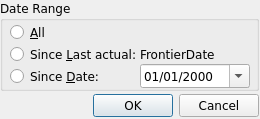
titov-vv/jal, file UI/rebuild_window.ui: the form before one commit.
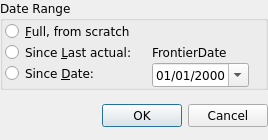
The form after the commit.

Commit message: Dialog classes __init__() functions were changed to make all dialogs centered with respect to parent window and remove this code from MainWindow class

```diff
--- a/UI/rebuild_window.ui
+++ b/UI/rebuild_window.ui
@@ -6,10 +6,16 @@
    <rect>
     <x>0</x>
     <y>0</y>
-    <width>260</width>
-    <height>119</height>
+    <width>268</width>
+    <height>140</height>
    </rect>
   </property>
+  <property name="sizePolicy">
+   <sizepolicy hsizetype="Fixed" vsizetype="Fixed">
+    <horstretch>0</horstretch>
+    <verstretch>0</verstretch>
+   </sizepolicy>
+  </property>
   <property name="font">
    <font>
     <family>DejaVu Sans</family>
@@ -18,82 +24,88 @@
   <property name="windowTitle">
    <string>Re-Build Ledger</string>
   </property>
-  <widget class="QDialogButtonBox" name="DialogButtonBox">
-   <property name="geometry">
-    <rect>
-     <x>88</x>
-     <y>90</y>
-     <width>171</width>
-     <height>32</height>
-    </rect>
+  <layout class="QVBoxLayout" name="verticalLayout">
+   <property name="spacing">
+    <number>2</number>
    </property>
-   <property name="orientation">
-    <enum>Qt::Horizontal</enum>
+   <property name="leftMargin">
+    <number>0</number>
    </property>
-   <property name="standardButtons">
-    <set>QDialogButtonBox::Cancel|QDialogButtonBox::Ok</set>
+   <property name="topMargin">
+    <number>0</number>
    </property>
-  </widget>
+   <property name="rightMargin">
+    <number>0</number>
+   </property>
+   <property name="bottomMargin">
+    <number>0</number>
+   </property>
+   <item>
   <widget class="QGroupBox" name="TypeGroup">
-   <property name="geometry">
-    <rect>
-     <x>0</x>
-     <y>0</y>
-     <width>259</width>
-     <height>91</height>
-    </rect>
+     <property name="sizePolicy">
+      <sizepolicy hsizetype="Minimum" vsizetype="Minimum">
+       <horstretch>0</horstretch>
+       <verstretch>0</verstretch>
+      </sizepolicy>
    </property>
    <property name="title">
     <string>Date Range</string>
    </property>
+     <layout class="QFormLayout" name="formLayout">
+      <property name="sizeConstraint">
+       <enum>QLayout::SetMinimumSize</enum>
+      </property>
+      <property name="fieldGrowthPolicy">
+       <enum>QFormLayout::FieldsStayAtSizeHint</enum>
+      </property>
+      <property name="horizontalSpacing">
+       <number>15</number>
+      </property>
+      <property name="verticalSpacing">
+       <number>0</number>
+      </property>
+      <property name="leftMargin">
+       <number>2</number>
+      </property>
+      <property name="topMargin">
+       <number>0</number>
+      </property>
+      <property name="rightMargin">
+       <number>2</number>
+      </property>
+      <property name="bottomMargin">
+       <number>0</number>
+      </property>
+      <item row="0" column="0">
    <widget class="QRadioButton" name="AllRadioButton">
-    <property name="geometry">
-     <rect>
-      <x>10</x>
-      <y>22</y>
-      <width>100</width>
-      <height>21</height>
-     </rect>
-    </property>
     <property name="text">
-     <string>&amp;All</string>
-    </property>
-   </widget>
+         <string>&amp;Full, from scratch</string>
+        </property>
+       </widget>
+      </item>
+      <item row="1" column="0">
    <widget class="QRadioButton" name="LastRadioButton">
-    <property name="geometry">
-     <rect>
-      <x>10</x>
-      <y>44</y>
-      <width>131</width>
-      <height>21</height>
-     </rect>
-    </property>
     <property name="text">
      <string>Since &amp;Last actual:</string>
     </property>
    </widget>
+      </item>
+      <item row="1" column="1">
+       <widget class="QLabel" name="FrontierDateLabel">
+        <property name="text">
+         <string>FrontierDate</string>
+        </property>
+       </widget>
+      </item>
+      <item row="2" column="0">
    <widget class="QRadioButton" name="DateRadionButton">
-    <property name="geometry">
-     <rect>
-      <x>10</x>
-      <y>66</y>
-      <width>131</width>
-      <height>21</height>
-     </rect>
-    </property>
     <property name="text">
      <string>Since &amp;Date:</string>
     </property>
    </widget>
+      </item>
+      <item row="2" column="1">
    <widget class="QDateEdit" name="CustomDateEdit">
-    <property name="geometry">
-     <rect>
-      <x>140</x>
-      <y>64</y>
-      <width>110</width>
-      <height>24</height>
-     </rect>
-    </property>
     <property name="displayFormat">
      <string>dd/MM/yyyy</string>
     </property>
@@ -101,20 +113,27 @@
      <bool>true</bool>
     </property>
    </widget>
-   <widget class="QLabel" name="FrontierDateLabel">
-    <property name="geometry">
-     <rect>
-      <x>140</x>
-      <y>46</y>
-      <width>111</width>
-      <height>16</height>
-     </rect>
-    </property>
-    <property name="text">
-     <string>FrontierDate</string>
-    </property>
-   </widget>
-  </widget>
+      </item>
+     </layout>
+    </widget>
+   </item>
+   <item>
+    <widget class="QDialogButtonBox" name="DialogButtonBox">
+     <property name="sizePolicy">
+      <sizepolicy hsizetype="Minimum" vsizetype="Minimum">
+       <horstretch>0</horstretch>
+       <verstretch>0</verstretch>
+      </sizepolicy>
+     </property>
+     <property name="orientation">
+      <enum>Qt::Horizontal</enum>
+     </property>
+     <property name="standardButtons">
+      <set>QDialogButtonBox::Cancel|QDialogButtonBox::Ok</set>
+     </property>
+    </widget>
+   </item>
+  </layout>
  </widget>
  <resources/>
  <connections>
```
Left out of the diff: 3 changed lines with no effect on the pictures. Lines whose indentation alone changed are shown as unchanged. The commit also changes 8 other files.
